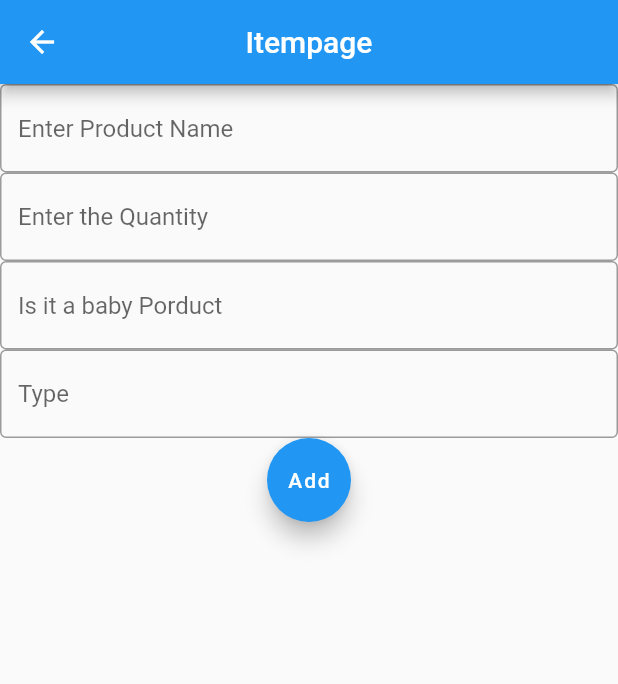
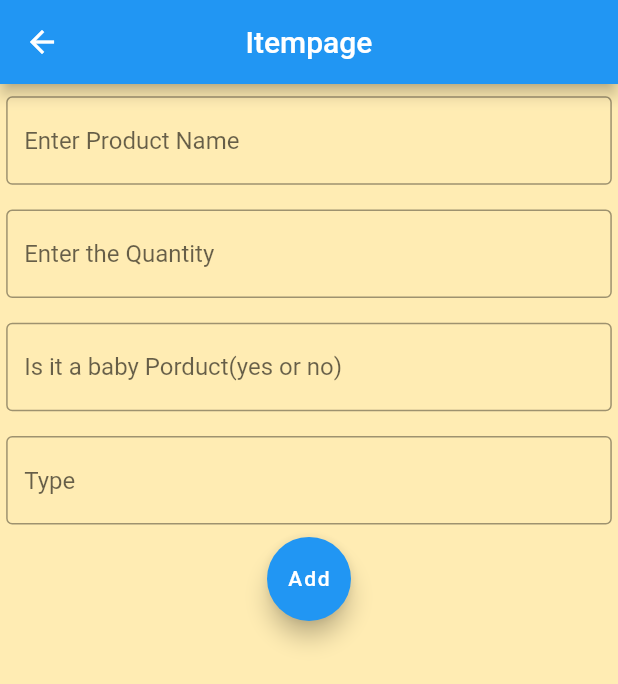
Before and after one commit to anishsreenivas82/Hackathon, a Flutter app: the Itempage screen opened directly, on a phone screen of 412 x 824 dp. Shown: the top 684 px of the screen. Run offline on Flutter 3.47's test engine with Material 2 defaults, Android fonts, the phone set to English and light mode, and no system bars; our stand-ins replace barcode_widget, cloud_firestore, firebase_auth, firebase_core, lottie; missing offline and left inert: flutter_barcode_scanner; accounts and stored records are empty.

Commit message:
final qr

```diff
--- a/lib/pages/item_page.dart
+++ b/lib/pages/item_page.dart
@@ -19,6 +19,7 @@ class _State extends State<Itempage> {
   final name = TextEditingController();
   final quantity = TextEditingController();
   final type = TextEditingController();
+  final baby = TextEditingController();
 
   CollectionReference x = FirebaseFirestore.instance.collection('Owners');
 
@@ -31,44 +32,69 @@ class _State extends State<Itempage> {
 
   @override
   Widget build(BuildContext context) {
+    final height = MediaQuery.of(context).size.height;
+    final width = MediaQuery.of(context).size.width;
     return Scaffold(
+      backgroundColor: Colors.amber[100],
       appBar: AppBar(
         backgroundColor: Colors.blue,
         title: Text('Itempage'),
         centerTitle: true,
       ),
-      body: Column(
+      body: SingleChildScrollView(
+        child: Column(
           children: [
-          TextField(
+            Padding(
+              padding: EdgeInsets.fromLTRB(
+                  width * 0.01, height * 0.01, width * 0.01, height * 0.01),
+              child: TextField(
                 controller: name,
                 decoration: InputDecoration(
-                border: OutlineInputBorder(), hintText: 'Enter Product Name'),
+                    border: OutlineInputBorder(),
+                    hintText: 'Enter Product Name'),
               ),
-          TextField(
+            ),
+            Padding(
+              padding: EdgeInsets.fromLTRB(
+                  width * 0.01, height * 0.01, width * 0.01, height * 0.01),
+              child: TextField(
                 controller: quantity,
                 decoration: InputDecoration(
-                border: OutlineInputBorder(), hintText: 'Enter the Quantity'),
+                    border: OutlineInputBorder(),
+                    hintText: 'Enter the Quantity'),
               ),
-          TextField(
+            ),
+            Padding(
+              padding: EdgeInsets.fromLTRB(
+                  width * 0.01, height * 0.01, width * 0.01, height * 0.01),
+              child: TextField(
+                controller: baby,
                 decoration: InputDecoration(
-                border: OutlineInputBorder(), hintText: 'Is it a baby Porduct'),
+                    border: OutlineInputBorder(),
+                    hintText: 'Is it a baby Porduct(yes or no)'),
               ),
-          TextField(
+            ),
+            Padding(
+              padding: EdgeInsets.fromLTRB(
+                  width * 0.01, height * 0.01, width * 0.01, height * 0.01),
+              child: TextField(
                 controller: type,
-            decoration:
-                InputDecoration(border: OutlineInputBorder(), hintText: 'Type'),
+                decoration: InputDecoration(
+                    border: OutlineInputBorder(), hintText: 'Type'),
+              ),
             ),
             FloatingActionButton(
               onPressed: () {
                 x.doc(uidDonor).collection('items').add({
                   'Name': name.text,
                   'Type': type.text,
-                'Quantity': quantity.text
+                  'Quantity': quantity.text,
+                  'Baby': baby.text
                 }).then((querySnapshot) {
                   // Here we call the document just after creation
 
-                generatedID = querySnapshot.id
-                    .toString(); // Here we call the ID of the document
+                  String generatedID = querySnapshot.id.toString() +
+                      uidDonor.toString(); // Here we call the ID of the document
                 });
 
                 Navigator.push(
@@ -77,6 +103,7 @@ class _State extends State<Itempage> {
               child: Text('Add'),
             )
           ],
+        ),
       ),
     );
   }
```
Also changed, not shown: lib/pages/pending_orders.dart (+83 -7 lines), lib/pages/qr.dart (+39 -13 lines), lib/pages/volunteer_page.dart (+32 -1 lines). Lines whose indentation alone changed are shown as unchanged.
